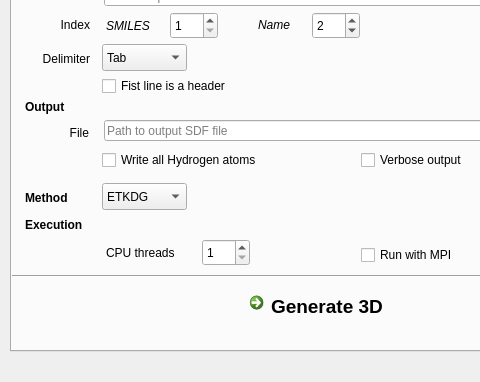
Above: ChemFlow/src/GUI/qt_creator/mainwindow.ui from IFMlab/ChemFlow before the change; both pictures show x 0 to 480 and y 160 to 542 of the 662 by 542 pixel window. Below: the same form after it.
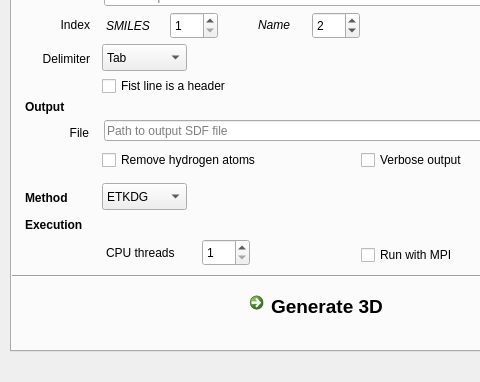
That is the form after the change. Icons and pictures are not drawn.

Diff of the .ui file:
```diff
--- a/ChemFlow/src/GUI/qt_creator/mainwindow.ui
+++ b/ChemFlow/src/GUI/qt_creator/mainwindow.ui
@@ -254,7 +254,7 @@
        </rect>
       </property>
       <property name="text">
-       <string>Write all Hydrogen atoms</string>
+       <string>Remove hydrogen atoms</string>
       </property>
      </widget>
      <widget class="QSpinBox" name="spinBox_names_col">
```
Left out of the diff: 6 changed lines with no effect on the pictures.
